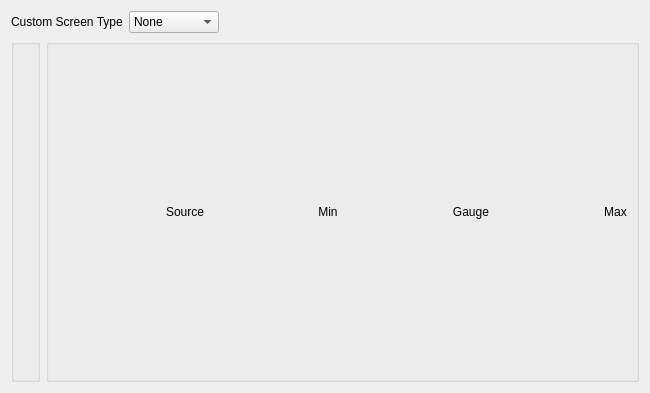
This is companion/src/modeledit/telemetry_customscreen.ui in opentx/opentx as Qt 5 draws it before an edit. The edited form follows.
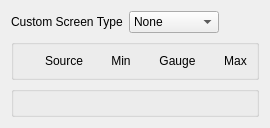
This is the edited form.

Diff of the .ui file:
```diff
--- a/companion/src/modeledit/telemetry_customscreen.ui
+++ b/companion/src/modeledit/telemetry_customscreen.ui
@@ -2,14 +2,6 @@
 <ui version="4.0">
  <class>TelemetryCustomScreen</class>
  <widget class="QWidget" name="TelemetryCustomScreen">
-  <property name="geometry">
-   <rect>
-    <x>0</x>
-    <y>0</y>
-    <width>650</width>
-    <height>393</height>
-   </rect>
-  </property>
   <property name="windowTitle">
    <string/>
   </property>
@@ -87,13 +79,6 @@
     </layout>
    </item>
    <item>
-    <layout class="QHBoxLayout" name="horizontalLayout">
-     <item>
-      <widget class="QGroupBox" name="screenNums">
-       <layout class="QGridLayout" name="screenNumsLayout"/>
-      </widget>
-     </item>
-     <item>
       <widget class="QGroupBox" name="screenBars">
        <layout class="QGridLayout" name="screenBarsLayout" columnstretch="1,0,1,0">
         <item row="0" column="1">
@@ -139,7 +124,10 @@
        </layout>
       </widget>
      </item>
-    </layout>
+   <item>
+    <widget class="QGroupBox" name="screenNums">
+     <layout class="QGridLayout" name="screenNumsLayout"/>
+    </widget>
    </item>
   </layout>
  </widget>
```
Left out of the diff: 2 changed lines with no effect on the pictures. Lines whose indentation alone changed are shown as unchanged.
